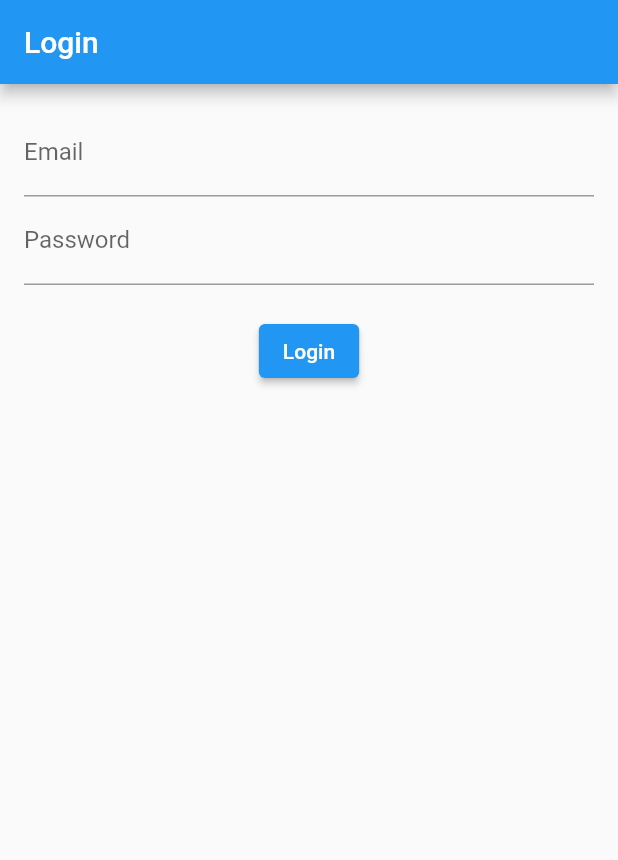
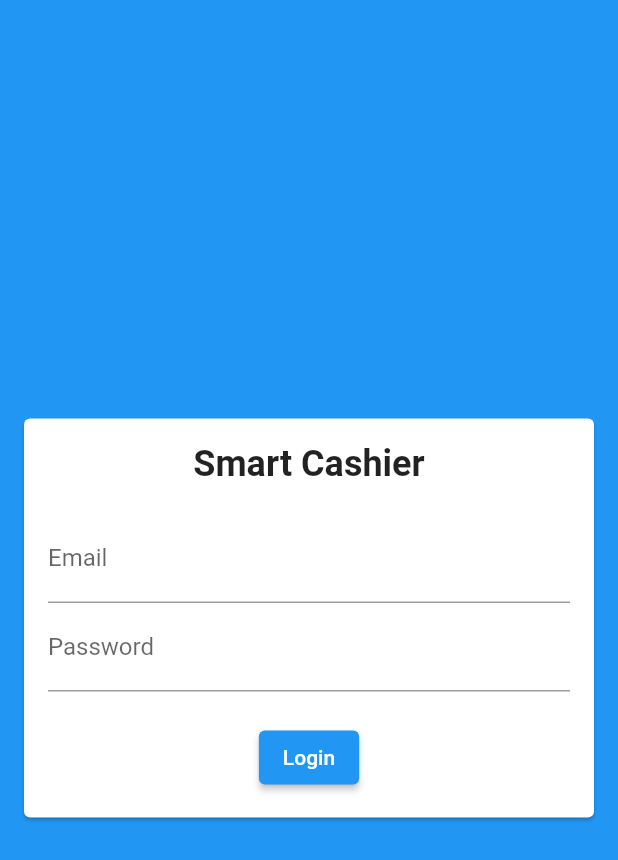
Before and after one commit to syamsul123arifin/Tugas..1, a Flutter app: the screen it shows after launch, on a phone screen of 412 x 824 dp. Shown: the top 860 px of the screen. Run offline on Flutter 3.47's test engine with Material 3 defaults, Android fonts, the phone set to English and light mode, and no system bars; our stand-ins replace dio, shared_preferences; accounts and stored records are empty.

Commit message:
memperbaiki tampilan UI

```diff
--- a/lib/screens/login_screen.dart
+++ b/lib/screens/login_screen.dart
@@ -42,13 +42,23 @@ class _LoginScreenState extends State<LoginScreen> {
   @override
   Widget build(BuildContext context) {
     return Scaffold(
-      appBar: AppBar(title: Text('Login')),
-      body: Padding(
+      body: Container(
+        color: Colors.blue,
+        child: Center(
+          child: Card(
+            margin: EdgeInsets.all(16.0),
+            child: Padding(
               padding: EdgeInsets.all(16.0),
               child: Form(
                 key: _formKey,
                 child: Column(
+                  mainAxisSize: MainAxisSize.min,
                   children: [
+                    Text(
+                      'Smart Cashier',
+                      style: TextStyle(fontSize: 24, fontWeight: FontWeight.bold),
+                    ),
+                    SizedBox(height: 20),
                     TextFormField(
                       controller: _emailController,
                       decoration: InputDecoration(labelText: 'Email'),
@@ -71,6 +81,9 @@ class _LoginScreenState extends State<LoginScreen> {
                 ),
               ),
             ),
+          ),
+        ),
+      ),
     );
   }
 }
```
Also changed, not shown: lib/screens/product_screen.dart (+59 -5 lines). Lines whose indentation alone changed are shown as unchanged.
